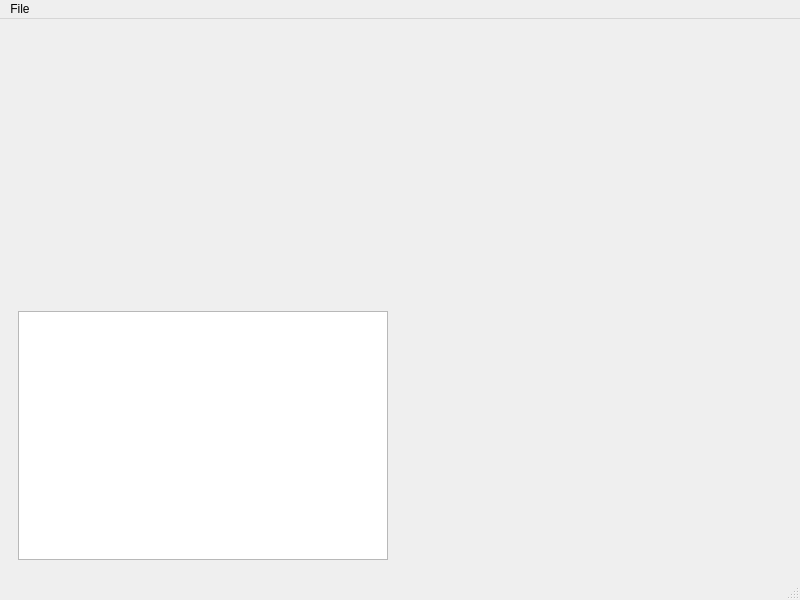
This is esme/gui/ui/calibrator.ui in st-walker/esme as Qt 5 draws it before an edit. The edited form follows.
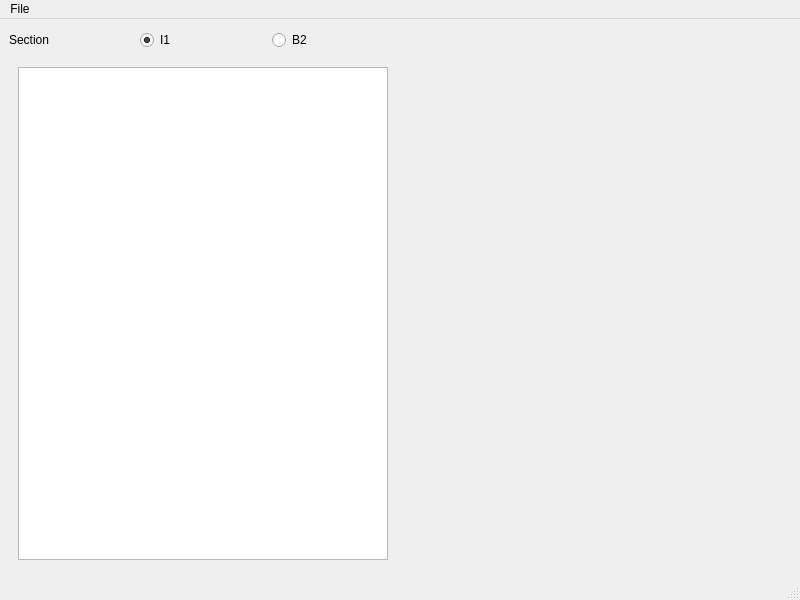
This is the edited form. The open tabs and pages were chosen to show the change. Custom widgets are drawn as their Qt base class.

Commit message: Got rid of the area widget for I1/B2 of calibrator and use simple switch

What changed in the file:
```diff
--- a/esme/gui/ui/calibrator.ui
+++ b/esme/gui/ui/calibrator.ui
@@ -16,7 +16,32 @@
   <widget class="QWidget" name="centralwidget">
    <layout class="QGridLayout" name="gridLayout_4">
     <item row="0" column="0">
-     <widget class="AreaControl" name="area_control" native="true"/>
+     <layout class="QHBoxLayout" name="horizontalLayout_2">
+      <item>
+       <widget class="QLabel" name="section_label">
+        <property name="text">
+         <string>Section</string>
+        </property>
+       </widget>
+      </item>
+      <item>
+       <widget class="QRadioButton" name="i1_radio_button">
+        <property name="text">
+         <string>I1</string>
+        </property>
+        <property name="checked">
+         <bool>true</bool>
+        </property>
+       </widget>
+      </item>
+      <item>
+       <widget class="QRadioButton" name="b2_radio_button">
+        <property name="text">
+         <string>B2</string>
+        </property>
+       </widget>
+      </item>
+     </layout>
     </item>
     <item row="0" column="1">
      <widget class="QStackedWidget" name="plot_stack">
@@ -59,6 +84,12 @@
     </item>
     <item row="1" column="0">
      <widget class="QStackedWidget" name="table_stack">
+      <property name="sizePolicy">
+       <sizepolicy hsizetype="Preferred" vsizetype="Preferred">
+        <horstretch>0</horstretch>
+        <verstretch>1</verstretch>
+       </sizepolicy>
+      </property>
       <property name="currentIndex">
        <number>1</number>
       </property>
@@ -72,7 +103,11 @@
       <widget class="QWidget" name="page_2">
        <layout class="QGridLayout" name="gridLayout_2">
         <item row="0" column="0">
-         <widget class="QTableView" name="b2_calibration_table_view"/>
+         <widget class="QTableView" name="b2_calibration_table_view">
+          <property name="cornerButtonEnabled">
+           <bool>true</bool>
+          </property>
+         </widget>
         </item>
        </layout>
       </widget>
@@ -114,12 +149,6 @@
   </action>
  </widget>
  <customwidgets>
-  <customwidget>
-   <class>AreaControl</class>
-   <extends>QWidget</extends>
-   <header>esme.gui.widgets.area</header>
-   <container>1</container>
-  </customwidget>
   <customwidget>
    <class>GraphicsLayoutWidget</class>
    <extends>QWidget</extends>
```
Left out of the diff: 8 changed lines with no effect on the pictures. The commit also changes 1 other file.
